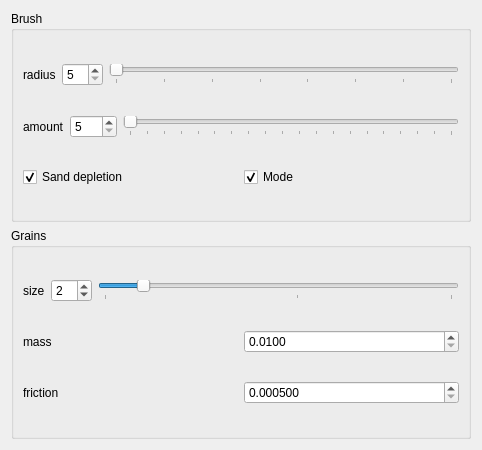
Qt form krita/plugins/paintops/sand/wdgsandoptions.ui (KDE/calligra) before a commit.
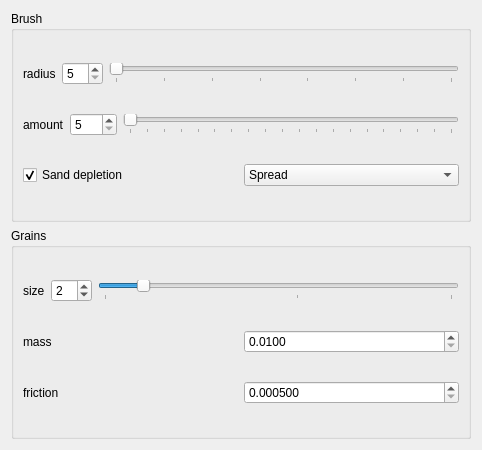
The same form after that commit.

Commit message: Mode selection using a combobox.

```diff
--- a/krita/plugins/paintops/sand/wdgsandoptions.ui
+++ b/krita/plugins/paintops/sand/wdgsandoptions.ui
@@ -138,13 +138,26 @@
              </widget>
             </item>
             <item>
-             <widget class="QCheckBox" name="modeCHBox">
-              <property name="text">
-               <string>Mode</string>
+             <widget class="QComboBox" name="modeComboBox">
+              <property name="currentIndex">
+               <number>0</number>
               </property>
-              <property name="checked">
-               <bool>true</bool>
+              <property name="maxVisibleItems">
+               <number>5</number>
               </property>
+              <property name="modelColumn">
+               <number>0</number>
+              </property>
+              <item>
+               <property name="text">
+                <string>Spread</string>
+               </property>
+              </item>
+              <item>
+               <property name="text">
+                <string>Pouring</string>
+               </property>
+              </item>
              </widget>
             </item>
            </layout>
```
The commit also changes 2 other files.
